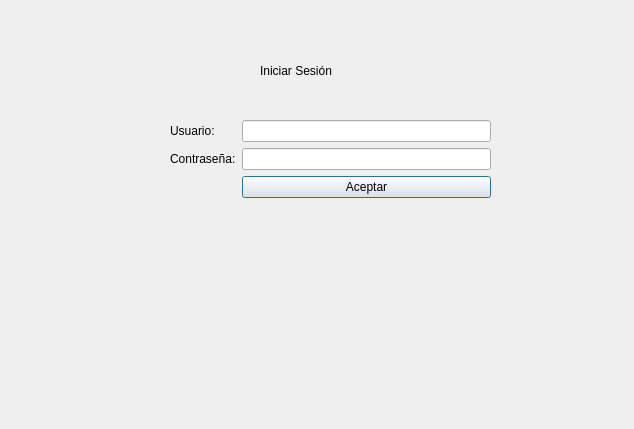
Old version of the form untitled.ui in the repository julinavas14/trabajo_programacion_sql.
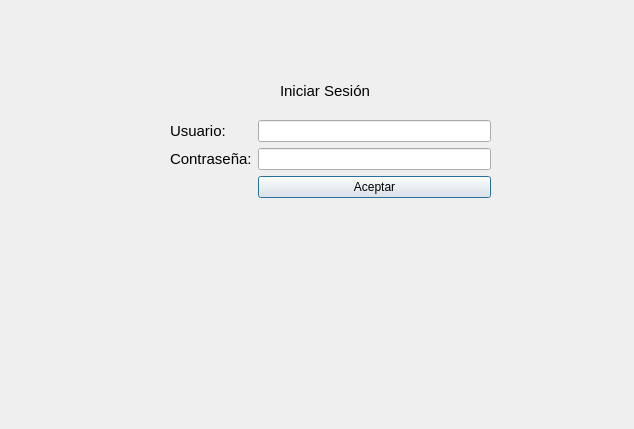
New version of the form.

Patch:
```diff
--- a/untitled.ui
+++ b/untitled.ui
@@ -25,6 +25,9 @@
    <layout class="QFormLayout" name="formLayout_2">
     <item row="0" column="0">
      <widget class="QLabel" name="usuarioLabel">
+      <property name="styleSheet">
+       <string notr="true">font: 15px</string>
+      </property>
       <property name="text">
        <string>Usuario:</string>
       </property>
@@ -35,6 +38,9 @@
     </item>
     <item row="3" column="0">
      <widget class="QLabel" name="contraseALabel">
+      <property name="styleSheet">
+       <string notr="true">font: 15px</string>
+      </property>
       <property name="text">
        <string>Contraseña:</string>
       </property>
@@ -49,6 +55,9 @@
     </item>
     <item row="4" column="1">
      <widget class="QPushButton" name="btnLogin">
+      <property name="styleSheet">
+       <string notr="true">item-align: center;</string>
+      </property>
       <property name="text">
        <string>Aceptar</string>
       </property>
@@ -59,8 +68,8 @@
   <widget class="QLabel" name="label">
    <property name="geometry">
     <rect>
-     <x>260</x>
-     <y>50</y>
+     <x>280</x>
+     <y>70</y>
      <width>171</width>
      <height>41</height>
     </rect>
@@ -75,7 +84,7 @@
     <string>&lt;html&gt;&lt;head/&gt;&lt;body&gt;&lt;p&gt;&lt;span style=&quot; font-size:14pt; font-weight:600;&quot;&gt;Iniciar Sesión&lt;/span&gt;&lt;/p&gt;&lt;/body&gt;&lt;/html&gt;</string>
    </property>
    <property name="styleSheet">
-    <string notr="true"/>
+    <string notr="true">font: 15px</string>
    </property>
    <property name="text">
     <string>Iniciar Sesión</string>
```
